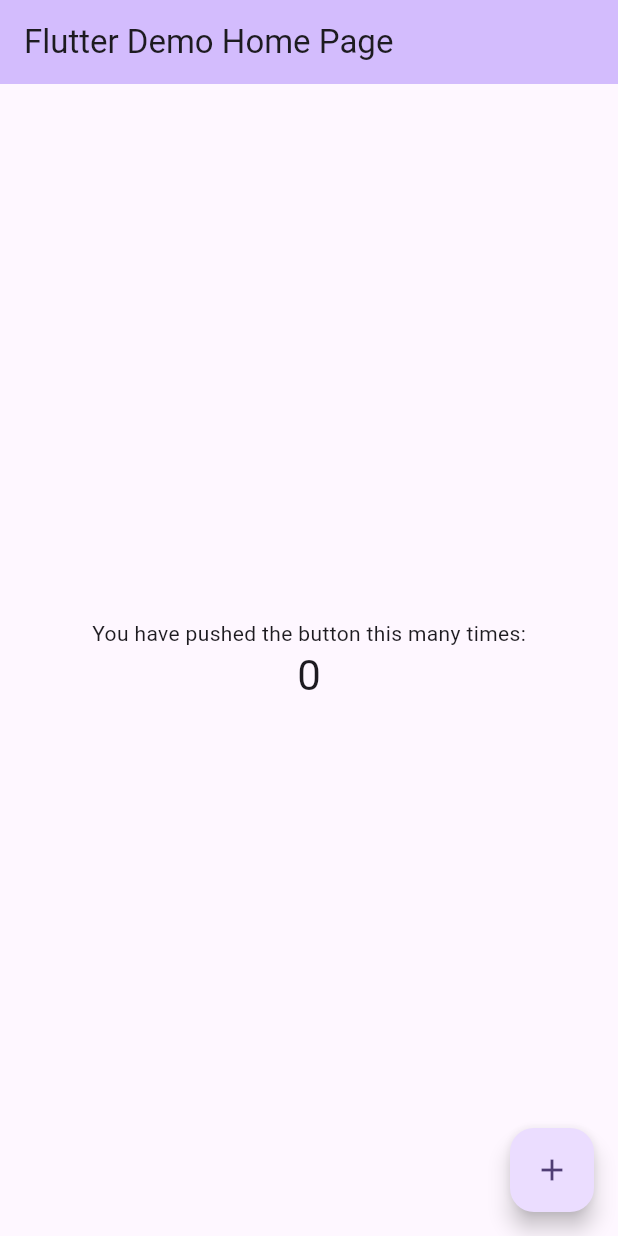
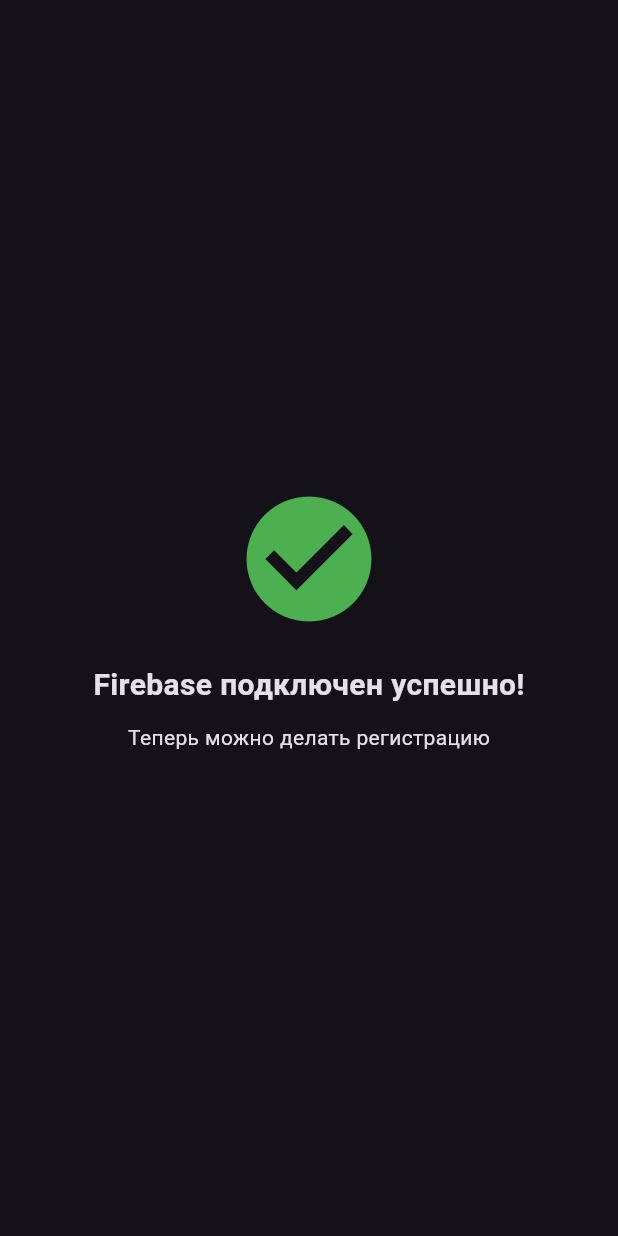
Before and after one commit to yusufabduvaliev09/TraceIt, a Flutter app: the screen it shows after launch, on a phone screen of 412 x 824 dp. Run offline on Flutter 3.47's test engine with Material 3 defaults, Android fonts, the phone set to English and light mode, and no system bars; our stand-ins replace cloud_firestore, firebase_auth, firebase_core; accounts and stored records are empty.

Commit message:
main.dart

```diff
--- a/traceit/lib/constants/yadro.dart
+++ /dev/null
@@ -1 +0,0 @@
-import 'package:flutter/material.dart';
--- a/traceit/lib/main.dart
+++ b/traceit/lib/main.dart
@@ -1,121 +1,50 @@
+import 'package:firebase_core/firebase_core.dart';
 import 'package:flutter/material.dart';
 
-void main() {
-  runApp(const MyApp());
+void main() async {
+  // Это обязательные строки для инициализации Firebase
+  WidgetsFlutterBinding.ensureInitialized();
+  await Firebase.initializeApp();
+
+  runApp(const CargoApp());
 }
 
-class MyApp extends StatelessWidget {
-  const MyApp({super.key});
+class CargoApp extends StatelessWidget {
+  const CargoApp({super.key});
 
-  // This widget is the root of your application.
   @override
   Widget build(BuildContext context) {
     return MaterialApp(
-      title: 'Flutter Demo',
-      theme: ThemeData(
-        // This is the theme of your application.
-        //
-        // TRY THIS: Try running your application with "flutter run". You'll see
-        // the application has a purple toolbar. Then, without quitting the app,
-        // try changing the seedColor in the colorScheme below to Colors.green
-        // and then invoke "hot reload" (save your changes or press the "hot
-        // reload" button in a Flutter-supported IDE, or press "r" if you used
-        // the command line to start the app).
-        //
-        // Notice that the counter didn't reset back to zero; the application
-        // state is not lost during the reload. To reset the state, use hot
-        // restart instead.
-        //
-        // This works for code too, not just values: Most code changes can be
-        // tested with just a hot reload.
-        colorScheme: .fromSeed(seedColor: Colors.deepPurple),
-      ),
-      home: const MyHomePage(title: 'Flutter Demo Home Page'),
+      debugShowCheckedModeBanner: false,
+      title: 'TraceIt Cargo',
+      // Наша тема (пока стандартная темная)
+      theme: ThemeData.dark(),
+      home: const TestScreen(),
     );
   }
 }
 
-class MyHomePage extends StatefulWidget {
-  const MyHomePage({super.key, required this.title});
-
-  // This widget is the home page of your application. It is stateful, meaning
-  // that it has a State object (defined below) that contains fields that affect
-  // how it looks.
-
-  // This class is the configuration for the state. It holds the values (in this
-  // case the title) provided by the parent (in this case the App widget) and
-  // used by the build method of the State. Fields in a Widget subclass are
-  // always marked "final".
-
-  final String title;
-
-  @override
-  State<MyHomePage> createState() => _MyHomePageState();
-}
-
-class _MyHomePageState extends State<MyHomePage> {
-  int _counter = 0;
-
-  void _incrementCounter() {
-    setState(() {
-      // This call to setState tells the Flutter framework that something has
-      // changed in this State, which causes it to rerun the build method below
-      // so that the display can reflect the updated values. If we changed
-      // _counter without calling setState(), then the build method would not be
-      // called again, and so nothing would appear to happen.
-      _counter++;
-    });
-  }
+// Временный экран, чтобы проверить, что всё работает
+class TestScreen extends StatelessWidget {
+  const TestScreen({super.key});
 
   @override
   Widget build(BuildContext context) {
-    // This method is rerun every time setState is called, for instance as done
-    // by the _incrementCounter method above.
-    //
-    // The Flutter framework has been optimized to make rerunning build methods
-    // fast, so that you can just rebuild anything that needs updating rather
-    // than having to individually change instances of widgets.
     return Scaffold(
-      appBar: AppBar(
-        // TRY THIS: Try changing the color here to a specific color (to
-        // Colors.amber, perhaps?) and trigger a hot reload to see the AppBar
-        // change color while the other colors stay the same.
-        backgroundColor: Theme.of(context).colorScheme.inversePrimary,
-        // Here we take the value from the MyHomePage object that was created by
-        // the App.build method, and use it to set our appbar title.
-        title: Text(widget.title),
-      ),
       body: Center(
-        // Center is a layout widget. It takes a single child and positions it
-        // in the middle of the parent.
         child: Column(
-          // Column is also a layout widget. It takes a list of children and
-          // arranges them vertically. By default, it sizes itself to fit its
-          // children horizontally, and tries to be as tall as its parent.
-          //
-          // Column has various properties to control how it sizes itself and
-          // how it positions its children. Here we use mainAxisAlignment to
-          // center the children vertically; the main axis here is the vertical
-          // axis because Columns are vertical (the cross axis would be
-          // horizontal).
-          //
-          // TRY THIS: Invoke "debug painting" (choose the "Toggle Debug Paint"
-          // action in the IDE, or press "p" in the console), to see the
-          // wireframe for each widget.
-          mainAxisAlignment: .center,
+          mainAxisAlignment: MainAxisAlignment.center,
           children: [
-            const Text('You have pushed the button this many times:'),
-            Text(
-              '$_counter',
-              style: Theme.of(context).textTheme.headlineMedium,
+            const Icon(Icons.check_circle, color: Colors.green, size: 100),
+            const SizedBox(height: 20),
+            const Text(
+              "Firebase подключен успешно!",
+              style: TextStyle(fontSize: 20, fontWeight: FontWeight.bold),
             ),
+            const SizedBox(height: 10),
+            const Text("Теперь можно делать регистрацию"),
           ],
         ),
-      ),
-      floatingActionButton: FloatingActionButton(
-        onPressed: _incrementCounter,
-        tooltip: 'Increment',
-        child: const Icon(Icons.add),
       ),
     );
   }
--- a/traceit/pubspec.yaml
+++ b/traceit/pubspec.yaml
@@ -34,6 +34,10 @@ dependencies:
   # The following adds the Cupertino Icons font to your application.
   # Use with the CupertinoIcons class for iOS style icons.
   cupertino_icons: ^1.0.8
+  firebase_core: ^4.6.0
+  cloud_firestore: ^6.2.0
+  firebase_auth: ^6.3.0
+
 
 dev_dependencies:
   flutter_test:
```
Also changed, not shown: traceit/lib/features/auth/prasentation/register_screen.dart (added, +57 -0 lines), traceit/lib/features/auth/data/n.dart (deleted), traceit/lib/features/auth/prasentation/n.dart (deleted), traceit/pubspec.lock, 14 other files.
